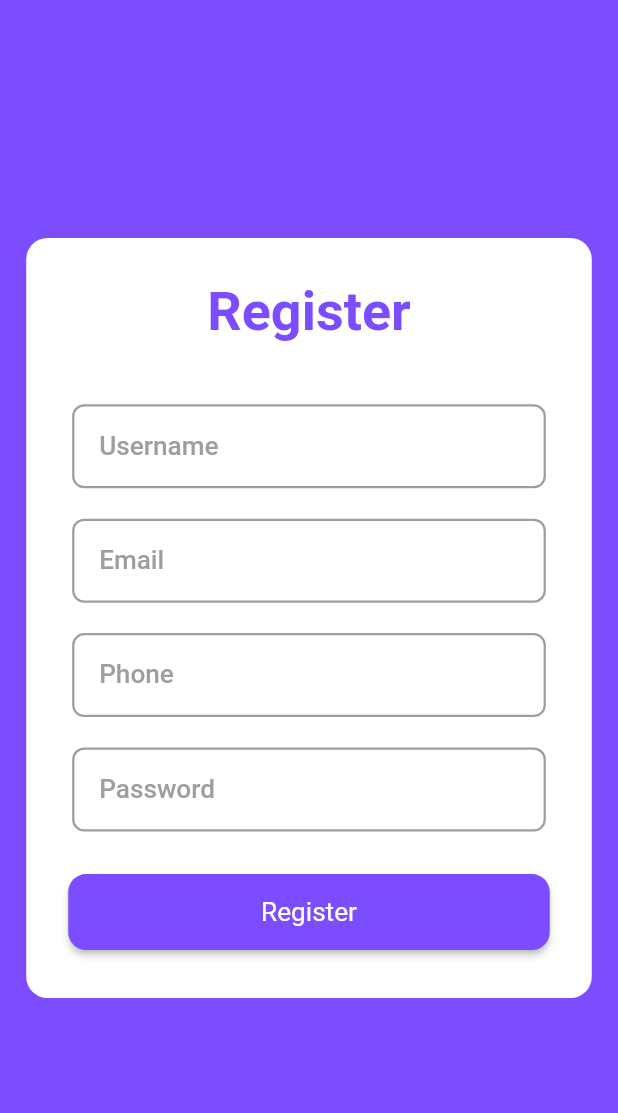
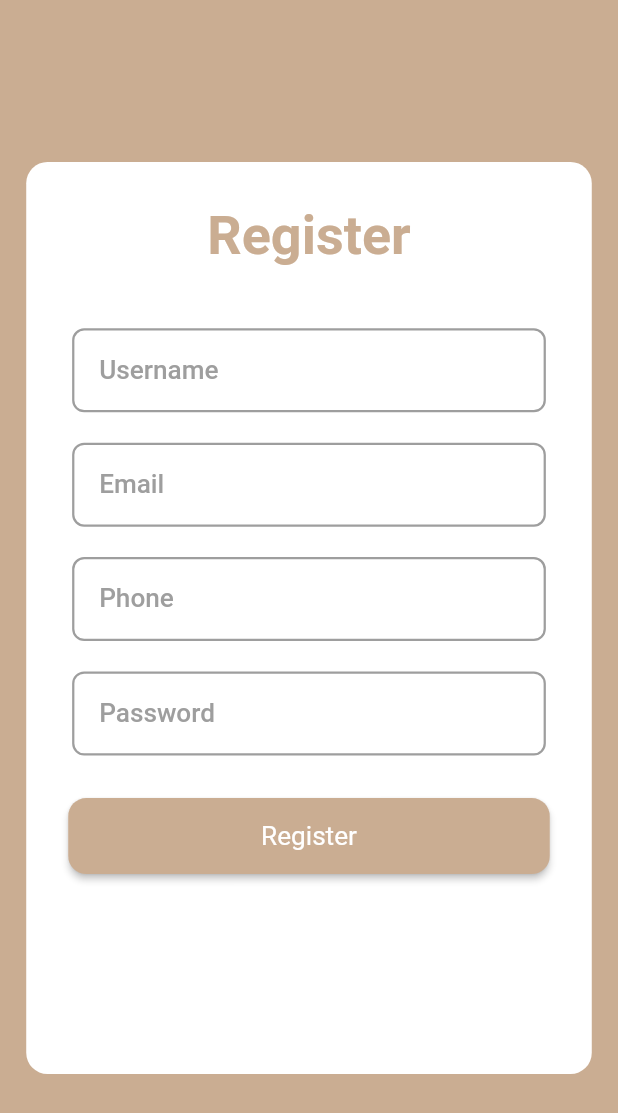
Before and after one commit to maslma/Shop_App, a Flutter app: the RegisterView screen opened by its route, on a phone screen of 412 x 824 dp. Shown: the top 1113 px of the screen. Run offline on Flutter 3.47's test engine with Material 2 defaults, Android fonts, the phone set to English and light mode, and no system bars; our stand-ins replace bloc, conditional_builder_null_safety, dio, flutter_bloc, flutter_screenutil, fluttertoast and 2 more; accounts and stored records are empty; Roboto replaces fonts that are missing (Montserrat).

Commit message:
edit sign up

```diff
--- a/lib/presentation/presentation_managers/color_manager.dart
+++ b/lib/presentation/presentation_managers/color_manager.dart
@@ -8,7 +8,8 @@ class ColorManager {
   static Color grey = HexColor.fromHex('#737477');
   static Color lightGrey = HexColor.fromHex('#9E9E9E');
   static Color black = HexColor.fromHex('#000000');
-  static Color primary = Colors.deepPurpleAccent;
+  // static Color primary = Colors.deepPurpleAccent;
+  static Color primary =  HexColor.fromHex('#caad92');
 
   // new colors
   static Color darkPrimary = const Color(0xffd17d11);
--- a/lib/presentation/presentation_managers/values_managers.dart
+++ b/lib/presentation/presentation_managers/values_managers.dart
@@ -41,4 +41,6 @@ class AppSize {
   static const double s210 = 210.0;
   static const double s250 = 250.0;
   static const double s500 = 500.0;
+  static const double s600 = 600.0;
+  static const double s700 = 700.0;
 }
--- a/lib/presentation/screens/register/view/register_view.dart
+++ b/lib/presentation/screens/register/view/register_view.dart
@@ -20,7 +20,7 @@ class RegisterView extends StatelessWidget {
             padding: EdgeInsets.symmetric(horizontal: AppSize.s16.w),
             child: Center(
               child: SizedBox(
-                height: AppSize.s500.h,
+                height: AppSize.s600.h,
                 width: AppSize.s500.w,
                 child: DecoratedBox(
                   decoration: BoxDecoration(
@@ -119,16 +119,16 @@ class RegisterView extends StatelessWidget {
                             child: Row(
                               mainAxisAlignment: MainAxisAlignment.spaceBetween,
                               children: [
-                                GlobalTextButton(
-                                  onPressed: () {},
-                                  text: AppStrings.forgetPassword,
-                                ),
-                                GlobalTextButton(
-                                  onPressed: () {
-                                    // navTo(routeName: Routes.splashRoute, context: context);
-                                  },
-                                  text: 'r',
-                                ),
+                                // GlobalTextButton(
+                                //   onPressed: () {},
+                                //   text: AppStrings.forgetPassword,
+                                // ),
+                                // GlobalTextButton(
+                                //   onPressed: () {
+                                //     // navTo(routeName: Routes.splashRoute, context: context);
+                                //   },
+                                //   text: 'r',
+                                // ),
                               ],
                             ),
                           ),
```
